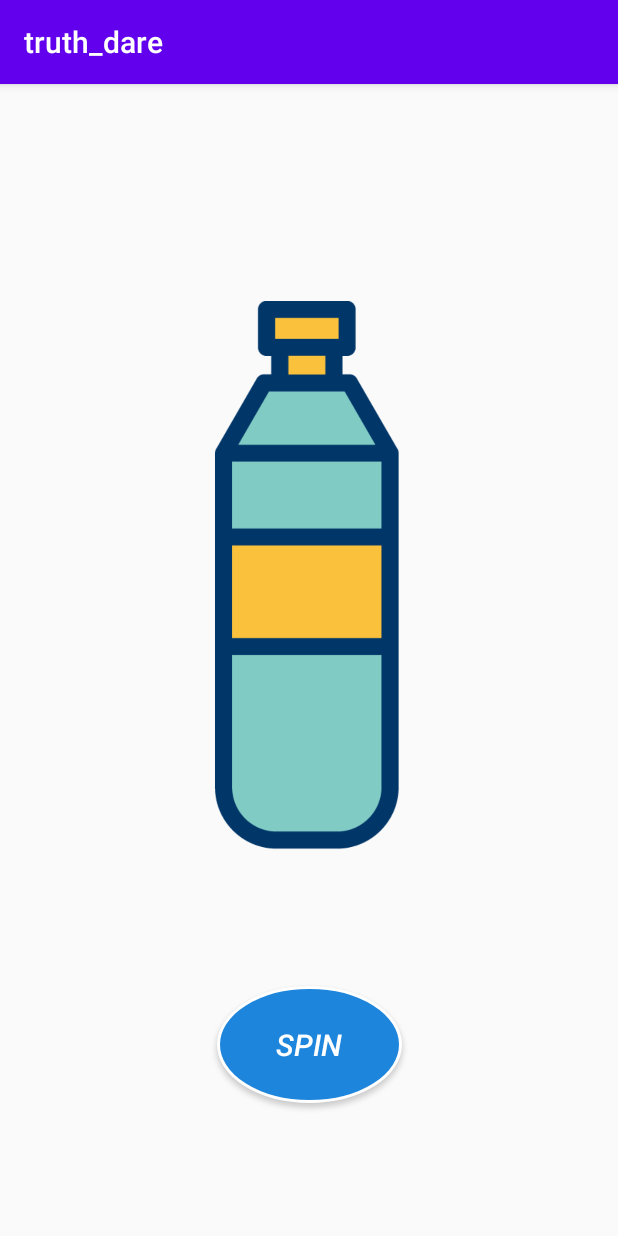
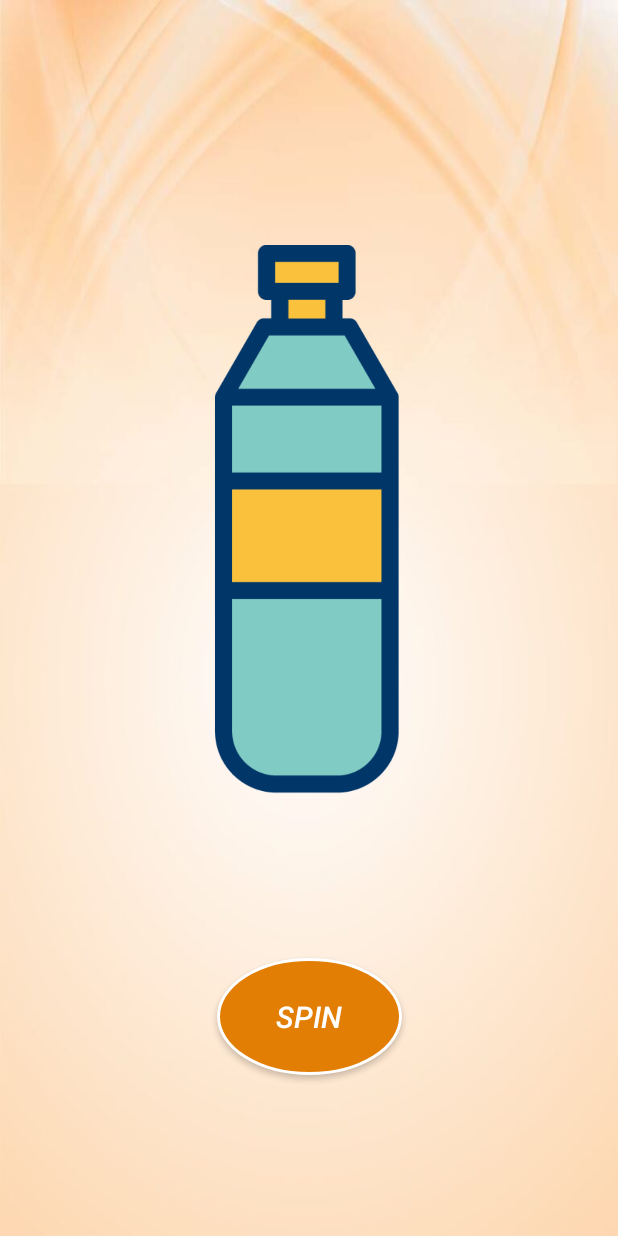
Before and after one commit to nidhiii112/Truth_Dare, an Android app: the screen it shows after launch (MainActivity), on a phone screen of 412 x 824 dp. Run offline under Robolectric (Android 15) with nearby library versions, the phone set to English and light mode, and no system bars.

Commit message:
Final commit

```diff
--- a/app/src/main/AndroidManifest.xml
+++ b/app/src/main/AndroidManifest.xml
@@ -6,7 +6,7 @@
         android:allowBackup="true"
         android:dataExtractionRules="@xml/data_extraction_rules"
         android:fullBackupContent="@xml/backup_rules"
-        android:icon="@mipmap/ic_launcher"
+        android:icon="@drawable/icon"
         android:label="@string/app_name"
         android:roundIcon="@mipmap/ic_launcher_round"
         android:supportsRtl="true"
--- a/app/src/main/res/drawable/button.xml
+++ b/app/src/main/res/drawable/button.xml
@@ -3,7 +3,7 @@
         android:shape="oval"  >
 
     <solid
-        android:color="#1E85DC"/>
+        android:color="#E37E05"/>
     <padding
         android:top="10dp"
         android:bottom="10dp"
--- a/app/src/main/res/layout/activity_main.xml
+++ b/app/src/main/res/layout/activity_main.xml
@@ -3,6 +3,7 @@
     xmlns:app="http://schemas.android.com/apk/res-auto"
     xmlns:tools="http://schemas.android.com/tools"
     android:id="@+id/fon"
+    android:background="@drawable/truth"
     android:layout_width="match_parent"
     android:layout_height="match_parent"
     tools:context=".MainActivity">
--- a/app/src/main/res/values/themes.xml
+++ b/app/src/main/res/values/themes.xml
@@ -1,9 +1,9 @@
 <resources xmlns:tools="http://schemas.android.com/tools">
     <!-- Base application theme. -->
-    <style name="Theme.Truth_dare" parent="Theme.AppCompat.Light.DarkActionBar">
+    <style name="Theme.Truth_dare" parent="Theme.AppCompat.Light.NoActionBar">
         <!-- Primary brand color. -->
-        <item name="colorPrimary">@color/purple_500</item>
-        <item name="colorPrimaryDark">@color/purple_700</item>
+        <item name="colorPrimary">#D1B282</item>
+        <item name="colorPrimaryDark">#DDBA87</item>
         <item name="colorAccent">@color/teal_200</item>
         <!-- Customize your theme here. -->
     </style>
```
Also changed, not shown: app/src/main/res/drawable/icon.jpg (added), app/src/main/res/drawable/truth.jpg (added).
